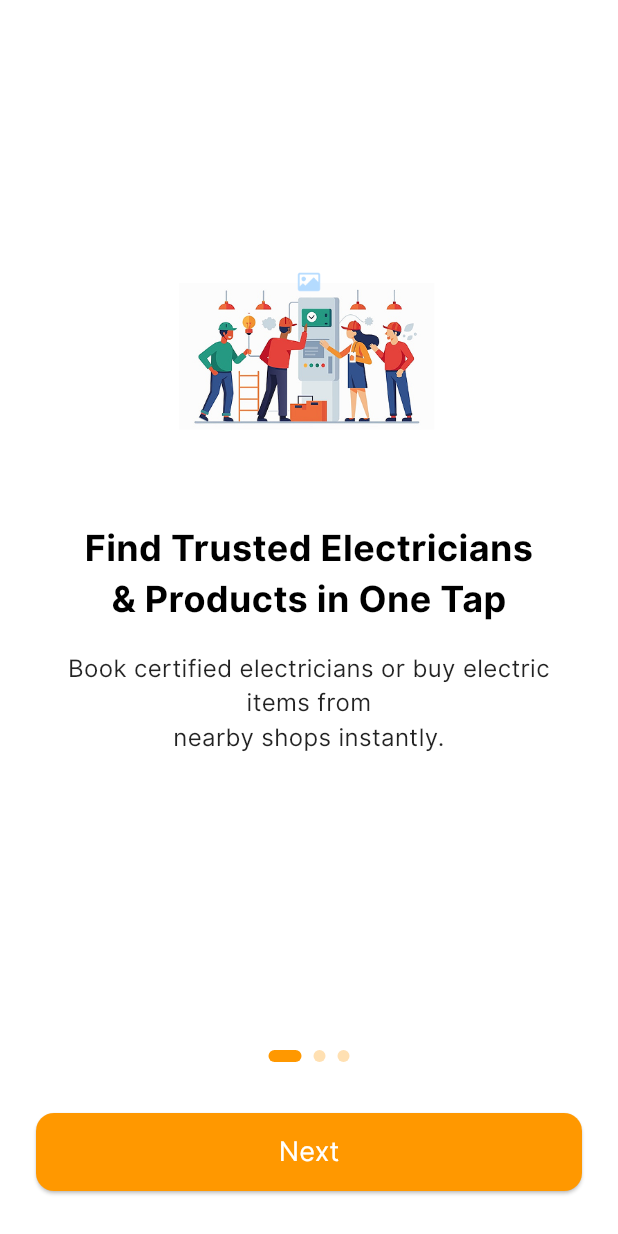
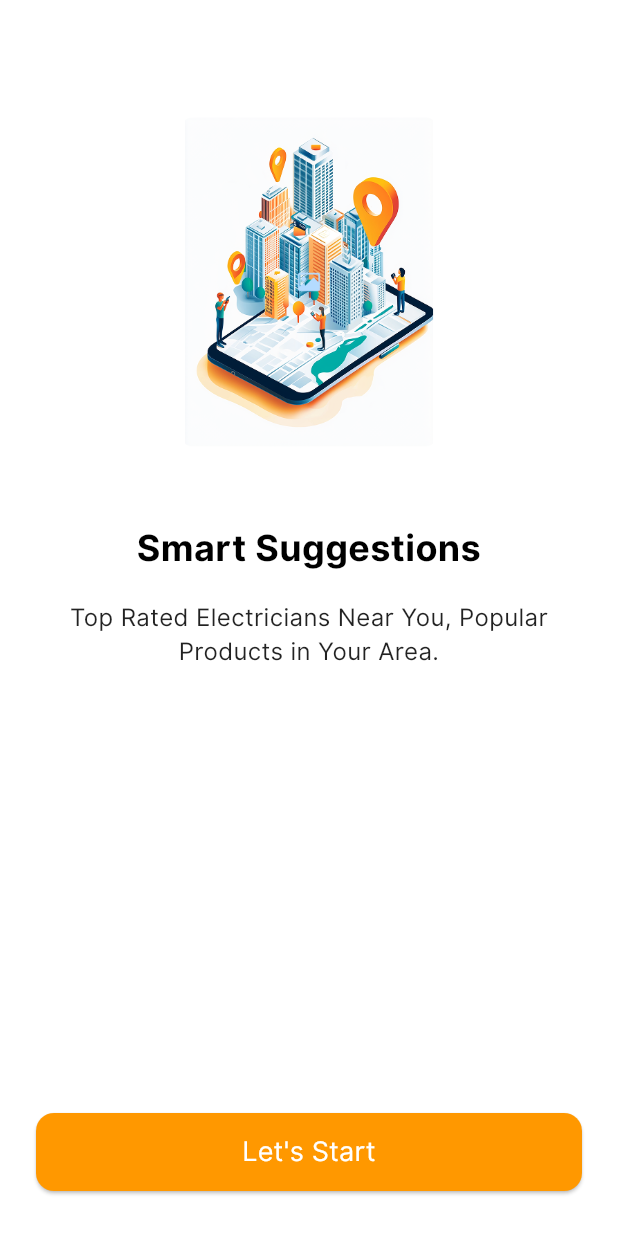
Before and after one commit to Kishoreselvaraj/storeOwner, a Flutter app: the screen it shows after launch, on a phone screen of 412 x 824 dp. Run offline on Flutter 3.47's test engine with Material 3 defaults, Android fonts, the phone set to English and light mode, and no system bars; our stand-ins replace cloud_firestore, firebase_auth, firebase_core, firebase_database, geolocator, google_maps_flutter and 1 more; accounts and stored records are empty.

Commit message:
24.08.2025

```diff
--- a/lib/screens/Auth/Login.dart
+++ b/lib/screens/Auth/Login.dart
@@ -25,18 +25,6 @@ class _LoginScreenState extends State<LoginScreen> {
   int onboardingPage = 0;
 
   final List<Map<String, String>> onboardingData = [
-    {
-      "image": onboard1Image,
-      "title": "Find Trusted Electricians\n& Products in One Tap",
-      "subtitle": "Book certified electricians or buy electric items from\nnearby shops instantly.",
-      "button": "Next"
-    },
-    {
-      "image": onboard2Image,
-      "title": "Hire an Electrician",
-      "subtitle": "Search nearby electric shops by name, rating & location.",
-      "button": "Next"
-    },
     {
       "image": onboard3Image,
       "title": "Smart Suggestions",
@@ -141,25 +129,6 @@ class _LoginScreenState extends State<LoginScreen> {
                     ),
                   );
                 },
-              ),
-            ),
-            // Indicator Dots
-            Row(
-              mainAxisAlignment: MainAxisAlignment.center,
-              children: List.generate(
-                onboardingData.length,
-                (index) => AnimatedContainer(
-                  duration: const Duration(milliseconds: 200),
-                  margin: const EdgeInsets.all(4),
-                  height: 8,
-                  width: onboardingPage == index ? 22 : 8,
-                  decoration: BoxDecoration(
-                    color: onboardingPage == index
-                        ? Colors.orange
-                        : Colors.orange.withOpacity(0.3),
-                    borderRadius: BorderRadius.circular(8),
-                  ),
-                ),
               ),
             ),
             const SizedBox(height: 30),
```
